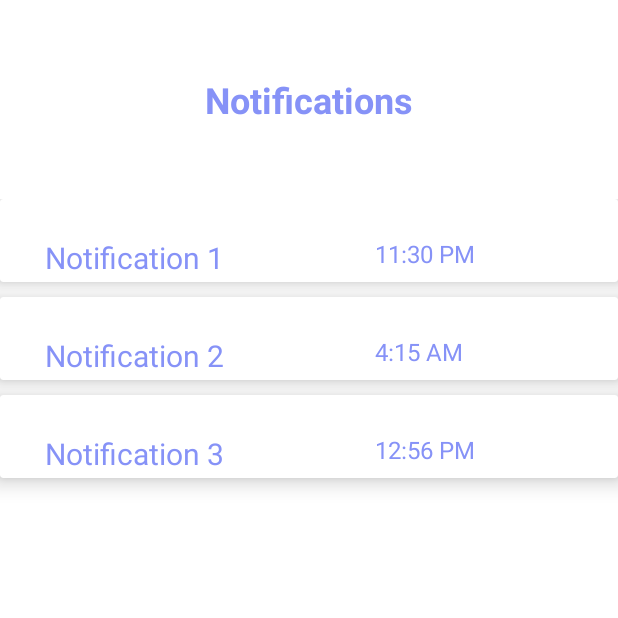
After one commit to samruddhi1499/PropertyManagement, an Android app: the Notification screen opened directly, with no data from a screen before it, on a phone screen of 412 x 824 dp, the top half of it. The commit adds this screen. Run offline under Robolectric (Android 15) with nearby library versions, the phone set to English and light mode, and no system bars.

Commit message:
Task 3 completed

```diff
--- a/app/build.gradle
+++ b/app/build.gradle
@@ -22,6 +22,9 @@ android {
             minifyEnabled false
             proguardFiles getDefaultProguardFile('proguard-android-optimize.txt'), 'proguard-rules.pro'
         }
+    }
+    buildFeatures {
+        viewBinding true
     }
 
     compileOptions {
--- a/app/src/main/AndroidManifest.xml
+++ b/app/src/main/AndroidManifest.xml
@@ -12,6 +12,9 @@
         android:supportsRtl="true"
         android:theme="@style/Theme.ProjectManagementSystem">
         <activity
+            android:name=".Notification"
+            android:exported="false" />
+        <activity
             android:name=".TenantLandingPage"
             android:exported="false" />
         <activity
@@ -20,16 +23,16 @@
         <activity android:name=".RepairRequest" />
         <activity android:name=".RepairRequestActivity" />
         <activity android:name=".RepairHome" />
-        <activity android:name=".LeaseTracking"/>
-        <activity android:name=".PersonDetailActivity"
+        <activity android:name=".LeaseTracking" />
+        <activity
+            android:name=".PersonDetailActivity"
             android:exported="true">
             <intent-filter>
                 <action android:name="android.intent.action.VIEW" />
+
                 <category android:name="android.intent.category.DEFAULT" />
             </intent-filter>
         </activity>
-
-
         <activity
             android:name=".MainActivity"
             android:exported="true">
--- a/app/src/main/java/com/example/projectmanagementsystem/AdminLandingPage.java
+++ b/app/src/main/java/com/example/projectmanagementsystem/AdminLandingPage.java
@@ -32,5 +32,12 @@ public class AdminLandingPage extends AppCompatActivity {
             startActivity(intent);
         });
 
+        // Find the Repair CardView by ID
+        CardView notificationCard = findViewById(R.id.audioCard);
+        notificationCard.setOnClickListener(view -> {
+            Intent intent = new Intent(AdminLandingPage.this, Notification.class);
+            startActivity(intent);
+        });
+
     }
 }
--- /dev/null
+++ b/app/src/main/java/com/example/projectmanagementsystem/Notification.java
@@ -0,0 +1,36 @@
+package com.example.projectmanagementsystem;
+
+import android.os.Bundle;
+
+import androidx.appcompat.app.AppCompatActivity;
+
+import com.example.projectmanagementsystem.databinding.ActivityNotificationBinding;
+
+import java.util.ArrayList;
+
+public class Notification extends AppCompatActivity {
+
+    ActivityNotificationBinding binding;
+    NotificationAdapter listAdapter;
+    ArrayList<NotificationData> dataArrayList = new ArrayList<>();
+    NotificationData listData;
+
+    @Override
+    protected void onCreate(Bundle savedInstanceState) {
+        super.onCreate(savedInstanceState);
+        binding = ActivityNotificationBinding.inflate(getLayoutInflater());
+        setContentView(binding.getRoot());
+
+        String[] nameList = {"Notification 1", "Notification 2", "Notification 3"};
+        String[] timeList = {"11:30 PM", "4:15 AM", "12:56 PM"};
+
+        for (int i = 0; i < nameList.length; i++) {
+            listData = new NotificationData(nameList[i], timeList[i]);
+            dataArrayList.add(listData);
+        }
+
+        listAdapter = new NotificationAdapter(Notification.this, dataArrayList);
+        binding.notificationView.setAdapter(listAdapter);
+
+    }
+}
--- /dev/null
+++ b/app/src/main/java/com/example/projectmanagementsystem/NotificationAdapter.java
@@ -0,0 +1,40 @@
+package com.example.projectmanagementsystem;
+
+
+
+import android.content.Context;
+import android.view.LayoutInflater;
+import android.view.View;
+import android.view.ViewGroup;
+import android.widget.ArrayAdapter;
+import android.widget.ImageView;
+import android.widget.TextView;
+
+import java.util.ArrayList;
+
+import androidx.annotation.NonNull;
+import androidx.annotation.Nullable;
+
+public class NotificationAdapter extends ArrayAdapter<NotificationData> {
+    public NotificationAdapter(@NonNull Context context, ArrayList<NotificationData> dataArrayList) {
+        super(context, R.layout.notification_list, dataArrayList);
+    }
+
+    @NonNull
+    @Override
+    public View getView(int position, @Nullable View view, @NonNull ViewGroup parent) {
+        NotificationData notificationData = getItem(position);
+
+        if (view == null){
+            view = LayoutInflater.from(getContext()).inflate(R.layout.notification_list, parent, false);
+        }
+
+        TextView listName = view.findViewById(R.id.listName);
+        TextView listTime = view.findViewById(R.id.listTime);
+
+        listName.setText(notificationData.name);
+        listTime.setText(notificationData.time);
+
+        return view;
+    }
+}
--- /dev/null
+++ b/app/src/main/java/com/example/projectmanagementsystem/NotificationData.java
@@ -0,0 +1,11 @@
+package com.example.projectmanagementsystem;
+
+
+public class NotificationData {
+    String name, time;
+
+    public NotificationData(String name, String time) {
+        this.name = name;
+        this.time = time;
+    }
+}
--- a/app/src/main/java/com/example/projectmanagementsystem/TenantLandingPage.java
+++ b/app/src/main/java/com/example/projectmanagementsystem/TenantLandingPage.java
@@ -27,5 +27,16 @@ public class TenantLandingPage extends AppCompatActivity {
             Intent intent = new Intent(TenantLandingPage.this, RepairRequest.class);
             startActivity(intent);
         });
+
+        CardView tenantNotification = findViewById(R.id.tenantNotification);
+
+        // Set the OnClickListener
+        tenantNotification.setOnClickListener(view -> {
+            // Start RepairRequest activity
+            Intent intent = new Intent(TenantLandingPage.this, Notification.class);
+            startActivity(intent);
+        });
+
+
     }
 }
--- /dev/null
+++ b/app/src/main/res/layout/activity_notification.xml
@@ -0,0 +1,33 @@
+<?xml version="1.0" encoding="utf-8"?>
+<LinearLayout
+    xmlns:android="http://schemas.android.com/apk/res/android"
+    xmlns:tools="http://schemas.android.com/tools"
+    xmlns:app="http://schemas.android.com/apk/res-auto"
+    android:layout_width="match_parent"
+    android:layout_height="match_parent"
+    android:orientation="vertical"
+    tools:context=".LoginTabFragment">
+
+    <TextView
+        android:id="@+id/notificationTitle"
+        android:layout_width="wrap_content"
+        android:layout_height="wrap_content"
+        android:text="Notifications"
+        android:textSize="24sp"
+        android:textStyle="bold"
+        android:layout_marginTop="50dp"
+        android:textColor="@color/lavender"
+        android:layout_gravity="center" />
+
+    <ListView
+        android:layout_width="match_parent"
+        android:layout_height="match_parent"
+        android:id="@+id/notificationView"
+        android:scrollbars="vertical"
+        android:layout_marginTop="50dp"
+        tools:listitem="@layout/notification_list"
+        android:divider="@android:color/transparent"
+        android:dividerHeight="10.0sp"
+        />
+
+</LinearLayout>
--- /dev/null
+++ b/app/src/main/res/layout/notification_list.xml
@@ -0,0 +1,41 @@
+<?xml version="1.0" encoding="utf-8"?>
+<androidx.cardview.widget.CardView
+    xmlns:android="http://schemas.android.com/apk/res/android"
+    xmlns:app="http://schemas.android.com/apk/res-auto"
+    android:layout_marginStart="12dp"
+    android:layout_marginEnd="12dp"
+    android:layout_marginVertical="10dp"
+    android:layout_marginHorizontal="10dp"
+    app:cardElevation="8dp"
+    android:layout_width="match_parent"
+    android:layout_height="wrap_content">
+
+    <RelativeLayout
+        android:layout_width="match_parent"
+        android:layout_height="wrap_content">
+
+
+        <TextView
+            android:layout_width="120dp"
+            android:layout_height="30dp"
+            android:id="@+id/listName"
+            android:text="Name"
+            android:textColor="@color/lavender"
+            android:textSize="20sp"
+            android:layout_marginTop="25dp"
+            android:layout_marginStart="30dp"/>
+
+        <TextView
+            android:layout_width="80dp"
+            android:layout_height="30dp"
+            android:id="@+id/listTime"
+            android:text="time"
+            android:textSize="16sp"
+            android:layout_toEndOf="@id/listName"
+            android:layout_marginTop="25dp"
+            android:layout_marginStart="100dp"
+            android:textColor="@color/lavender"/>
+
+    </RelativeLayout>
+
+</androidx.cardview.widget.CardView>
```
